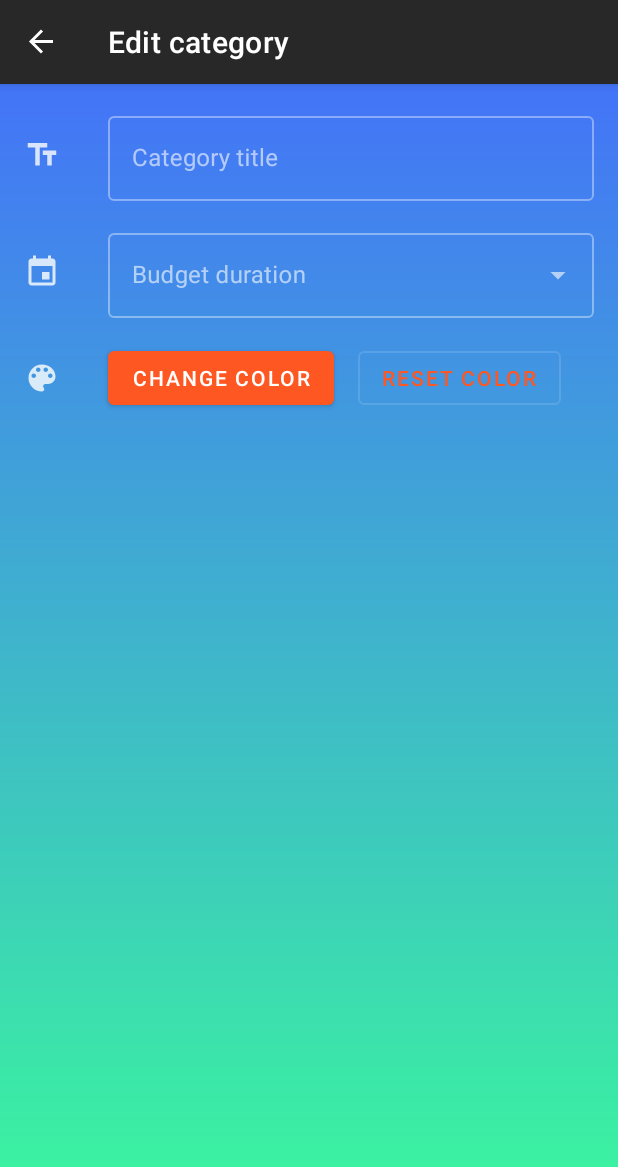
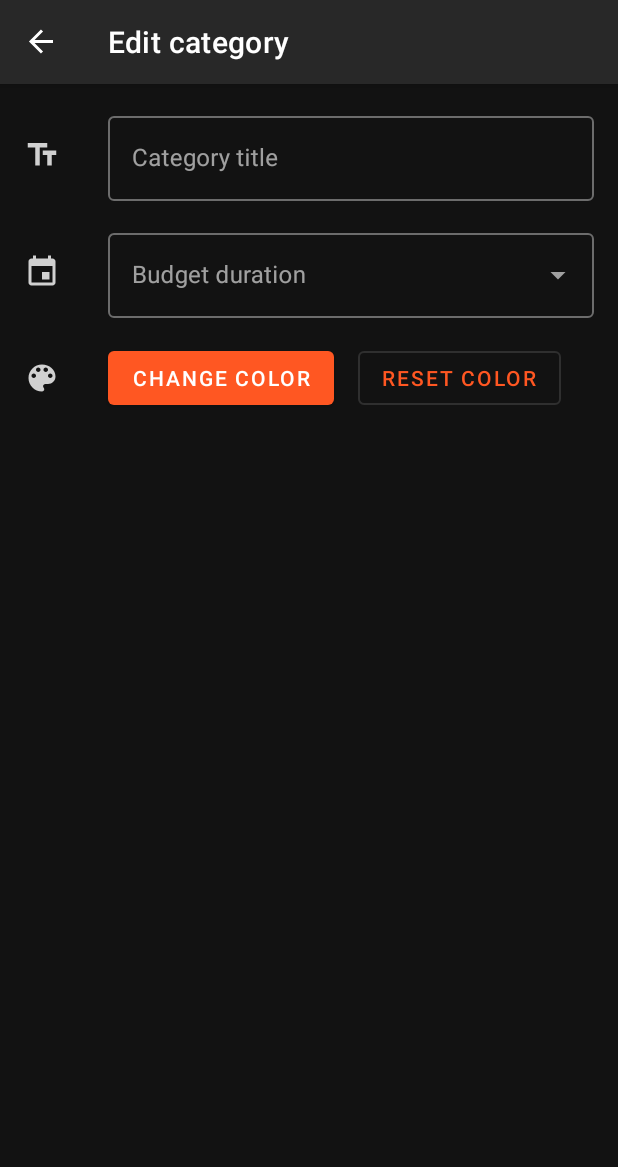
Before and after one commit to buiquanghuy23103/Fitsu, an Android app: the AddEditCategoryFragment screen opened through its navigation route, on a phone screen of 412 x 824 dp. Shown: the top 1167 px of the screen. Run offline under Robolectric (Android 15) with nearby library versions, the phone set to English and light mode, and no system bars; our stand-ins replace Dagger/Hilt's generated code, Room's generated code, RxJava, Timber, data binding and 1 more; libraries missing offline, so code that uses them is left out: com.divyanshu.colorseekbar; plain views replace ColorSeekBar; 1 statement that could not run was skipped.

Commit message:
Remove gradient background

```diff
--- a/app/src/main/res/values/styles.xml
+++ b/app/src/main/res/values/styles.xml
@@ -14,7 +14,6 @@
         <item name="colorOnPrimary">@color/white</item>
         <item name="colorOnPrimarySurface">@color/white</item>
         <item name="colorOnSecondary">@color/white</item>
-        <item name="android:windowBackground">@drawable/background</item>
         <item name="divider">@color/less_white</item>
     </style>
 
```
